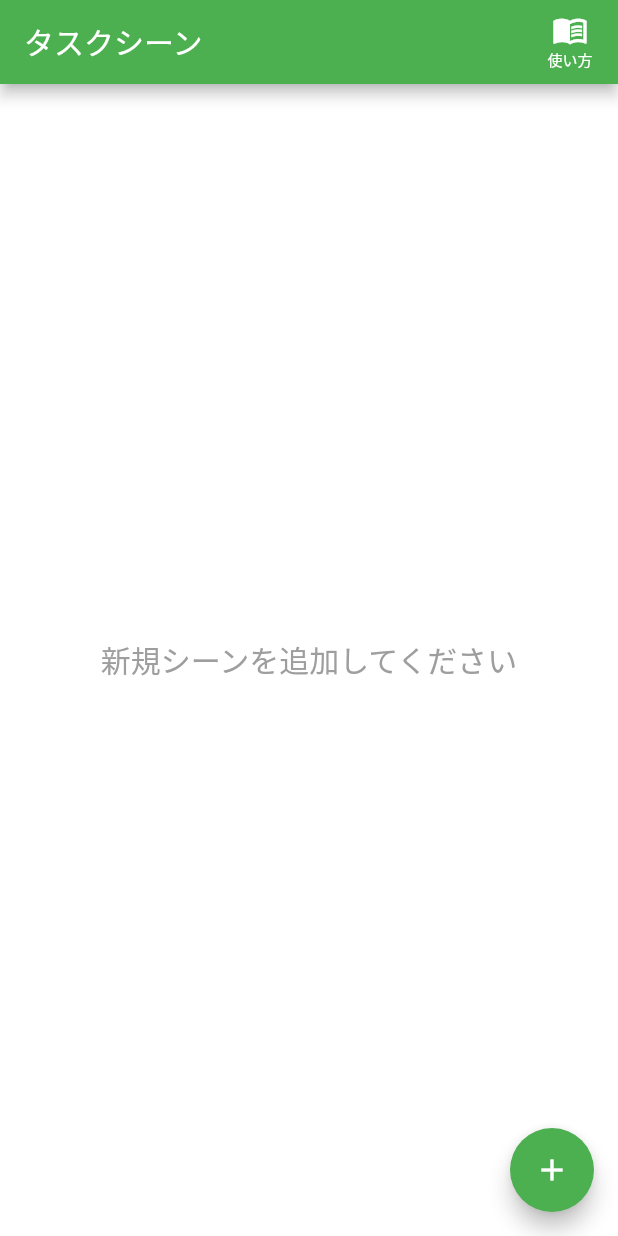
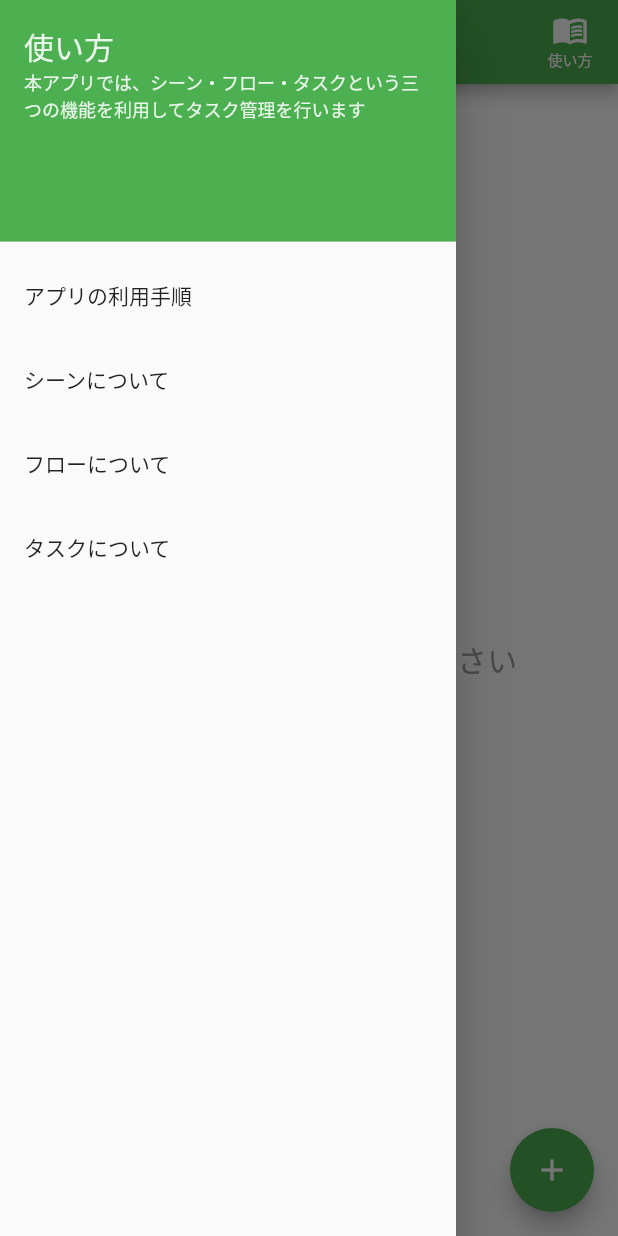
Before and after one commit to takemo101/tasking-flutter, a Flutter app: the screen it shows after launch, with the side drawer open (before the commit the screen has no drawer), on a phone screen of 412 x 824 dp. Run offline on Flutter 3.47's test engine with Material 2 defaults, Android fonts, the phone set to English and light mode, and no system bars; our stand-ins replace flutter_markdown, flutter_riverpod, sqflite, sqflite_common_ffi; accounts and stored records are empty.

Commit message:
add manual page

```diff
--- a/lib/main.dart
+++ b/lib/main.dart
@@ -26,7 +26,7 @@ class App extends ConsumerWidget {
       ),
       initialRoute: routeGenerator.homeRouteName,
       onGenerateRoute: routeGenerator.generate,
-      home: const SceneListPage(),
+      home: SceneListPage(),
     );
   }
 }
--- /dev/null
+++ b/lib/module/scene/presentation/page/manual/about_the_flow_page.dart
@@ -0,0 +1,38 @@
+import 'package:flutter/material.dart';
+import 'package:flutter_markdown/flutter_markdown.dart';
+
+class AboutTheFlowPage extends StatelessWidget {
+  const AboutTheFlowPage({
+    Key? key,
+  }) : super(key: key);
+
+  @override
+  Widget build(BuildContext context) {
+    return Scaffold(
+      appBar: AppBar(
+        automaticallyImplyLeading: true,
+        title: const Text('フローについて'),
+      ),
+      body: Container(
+        child: const Markdown(
+          data: '''
+## フローとは？
+フローとは、タスクに進捗状況のことです。
+
+フローに対してオペレーションを複数追加することができ、追加したオペレーションを進捗順に並び替えることで、シーンに応じたタスクのフローを編集することができます。
+
+並び順の最上位にあるオペレーションは、対象シーンのタスクを作成した時に、デフォルトで割り当てられるオペレーションとなります。
+
+## オペレーションネームについて
+オペレーションに設定するオペレーションネームには、同じ名前を使うことができません。
+
+## オペレーションの削除について
+既にタスクに割り当てられているオペレーションは削除することができません。
+また、並び順の最上位にあるオペレーションも削除することができません。
+          ''',
+        ),
+        color: Colors.white,
+      ),
+    );
+  }
+}
--- /dev/null
+++ b/lib/module/scene/presentation/page/manual/about_the_scene_page.dart
@@ -0,0 +1,35 @@
+import 'package:flutter/material.dart';
+import 'package:flutter_markdown/flutter_markdown.dart';
+
+class AboutTheScenePage extends StatelessWidget {
+  const AboutTheScenePage({
+    Key? key,
+  }) : super(key: key);
+
+  @override
+  Widget build(BuildContext context) {
+    return Scaffold(
+      appBar: AppBar(
+        automaticallyImplyLeading: true,
+        title: const Text('シーンについて'),
+      ),
+      body: Container(
+        child: const Markdown(
+          data: '''
+## シーンとは？
+シーンとは、タスクを管理する単位のことです。
+シーンを作成することで、シーンに対するタスクを追加と、タスクの進捗状況であるフローを編集できるようになります。
+
+## シーンネームについて
+シーンに設定するシーンネームには、同じ名前を使うことができません。
+
+## シーンの削除について
+シーンを削除すると、シーンに対するタスクとフローも全て削除されますので、注意して削除してください。
+
+          ''',
+        ),
+        color: Colors.white,
+      ),
+    );
+  }
+}
--- /dev/null
+++ b/lib/module/scene/presentation/page/manual/about_the_task_page.dart
@@ -0,0 +1,44 @@
+import 'package:flutter/material.dart';
+import 'package:flutter_markdown/flutter_markdown.dart';
+
+class AboutTheTaskPage extends StatelessWidget {
+  const AboutTheTaskPage({
+    Key? key,
+  }) : super(key: key);
+
+  @override
+  Widget build(BuildContext context) {
+    return Scaffold(
+      appBar: AppBar(
+        automaticallyImplyLeading: true,
+        title: const Text('タスクについて'),
+      ),
+      body: Container(
+        child: const Markdown(
+          data: '''
+## タスクはどう管理していく？
+タスクを追加したら、タスクの内容と共に割り当てられたオペレーションのタグが表示されているので、タグをタップすることで次のオペレーションに変更することができます。
+
+つまり、タスクのオペレーションを進捗状況に応じて変更することで管理していきます。
+
+## タスクの整頓について
+タスクは基本的に追加した順に表示されるようになっているのですが、タスクページの右上にある「整頓」ボタンをタップすることで、フローの並び順でタスクを整頓することができます。
+
+## タスクの破棄について
+完了したタスクは、対象タスクの右端にある「x」マークをタップすることで、破棄することができます。
+
+破棄したタスクは、破棄タスクリストとして表示されます。
+破棄したタスクを、通常のタスクに戻したい場合は、破棄タスクリストから対象のタスクの「矢印」マークをタップすることで、戻すことができます。
+
+## タスクの削除について
+タスクを削除するには、一度タスクを破棄して破棄タスクリストに入れる必要があります。
+
+そして、破棄タスクリストから対象のタスクの「ゴミ箱」マークをタップすることで、完全に削除することができます。
+
+          ''',
+        ),
+        color: Colors.white,
+      ),
+    );
+  }
+}
--- /dev/null
+++ b/lib/module/scene/presentation/page/manual/how_to_use_page.dart
@@ -0,0 +1,42 @@
+import 'package:flutter/material.dart';
+import 'package:flutter_markdown/flutter_markdown.dart';
+
+class HowToUsePage extends StatelessWidget {
+  const HowToUsePage({
+    Key? key,
+  }) : super(key: key);
+
+  @override
+  Widget build(BuildContext context) {
+    return Scaffold(
+      appBar: AppBar(
+        automaticallyImplyLeading: true,
+        title: const Text('アプリの利用手順'),
+      ),
+      body: Container(
+        child: const Markdown(
+          data: '''
+## Step1. シーンの作成
+まず、シーンページの右下端にある「＋」ボタンから新規シーンを作成します。
+タスクを管理する場面に応じたシーンを作成しましょう！
+
+## Step2. フローの編集
+シーンを作成したら、各シーンリストの右端のアイコンをタップしてフローページを開き、右下端にある「＋」ボタンから新規オペレーションを作成します。
+作成したオペレーションは、タスクの進捗順で並べ替えることができます。
+
+## Step3. タスクの作成
+フローを編集したら、シーンページに戻りタスク管理をしたい対象シーンのタイトルをタップしてタスクページを開きます。そして、右下端にある「＋」ボタンから新規タスクを作成します。
+
+## Step4. オペレーションの変更
+タスクを作成すると、タスクの内容と共にオペレーションタグが表示され、タグをタップすると次の進捗のオペレーションに変更することができます。
+
+完了したタスクは、各タスクの端にある「x」ボタンをタップすることで破棄することができます。
+
+**以上のステップでタスクを管理していきましょう！**
+          ''',
+        ),
+        color: Colors.white,
+      ),
+    );
+  }
+}
--- a/lib/module/scene/presentation/page/scene_list_page.dart
+++ b/lib/module/scene/presentation/page/scene_list_page.dart
@@ -2,6 +2,7 @@ import 'package:flutter/material.dart';
 import 'package:flutter_riverpod/flutter_riverpod.dart';
 import 'package:intl/intl.dart';
 import 'package:tasking/module/scene/presentation/widget/create_scene_button.dart';
+import 'package:tasking/module/scene/presentation/widget/manual_drawer.dart';
 import 'package:tasking/module/scene/presentation/widget/remove_scene_button.dart';
 import 'package:tasking/module/scene/presentation/widget/update_scene_button.dart';
 import 'package:tasking/module/scene/scene_provider.dart';
@@ -12,7 +13,9 @@ import 'package:tasking/module/shared/presentation/widget/list_icon_button.dart'
 import 'package:tasking/module/shared/presentation/widget/side_action_button.dart';
 
 class SceneListPage extends ConsumerWidget {
-  const SceneListPage({Key? key}) : super(key: key);
+  final GlobalKey<ScaffoldState> _key = GlobalKey<ScaffoldState>();
+
+  SceneListPage({Key? key}) : super(key: key);
 
   @override
   Widget build(BuildContext context, WidgetRef ref) {
@@ -20,14 +23,16 @@ class SceneListPage extends ConsumerWidget {
     final list = notifier.list;
 
     return Scaffold(
+      key: _key,
       appBar: AppBar(
-        title: const Text('タスクシーン'),
+        title: const Text('シーン'),
+        automaticallyImplyLeading: false,
         actions: [
           AppBarActionButton(
             icon: Icons.menu_book,
             text: '使い方',
             onPressed: () async {
-              //
+              _key.currentState!.openDrawer();
             },
           ),
         ],
@@ -104,6 +109,42 @@ class SceneListPage extends ConsumerWidget {
             : const EmptyContainer('新規シーンを追加してください'),
         color: const Color.fromRGBO(255, 255, 255, 1),
       ),
+      drawer: ManualDrawer(
+        children: [
+          ListTile(
+            title: const Text('アプリの利用手順'),
+            onTap: () {
+              Navigator.of(context).pushNamed(
+                AppRoute.manualHowToUsePage.route,
+              );
+            },
+          ),
+          ListTile(
+            title: const Text('シーンについて'),
+            onTap: () {
+              Navigator.of(context).pushNamed(
+                AppRoute.manualAboutTheScenePage.route,
+              );
+            },
+          ),
+          ListTile(
+            title: const Text('フローについて'),
+            onTap: () {
+              Navigator.of(context).pushNamed(
+                AppRoute.manualAboutTheFlowPage.route,
+              );
+            },
+          ),
+          ListTile(
+            title: const Text('タスクについて'),
+            onTap: () {
+              Navigator.of(context).pushNamed(
+                AppRoute.manualAboutTheTaskPage.route,
+              );
+            },
+          ),
+        ],
+      ),
       floatingActionButton: CreateSceneButton(notifier: notifier),
     );
   }
--- /dev/null
+++ b/lib/module/scene/presentation/widget/manual_drawer.dart
@@ -0,0 +1,45 @@
+import 'package:flutter/material.dart';
+
+class ManualDrawer extends StatelessWidget {
+  final List<Widget> children;
+
+  const ManualDrawer({
+    required this.children,
+    Key? key,
+  }) : super(key: key);
+
+  @override
+  Widget build(BuildContext context) {
+    return Drawer(
+      child: ListView(
+        children: [
+          DrawerHeader(
+            child: Column(
+              crossAxisAlignment: CrossAxisAlignment.start,
+              children: [
+                Text(
+                  '使い方',
+                  style: TextStyle(
+                    color: Theme.of(context).secondaryHeaderColor,
+                    fontSize: 20,
+                  ),
+                ),
+                Text(
+                  '本アプリでは、シーン・フロー・タスクという三つの機能を利用してタスク管理を行います',
+                  style: TextStyle(
+                    color: Theme.of(context).secondaryHeaderColor,
+                    fontSize: 12,
+                  ),
+                ),
+              ],
+            ),
+            decoration: BoxDecoration(
+              color: Theme.of(context).primaryColor,
+            ),
+          ),
+          ...children,
+        ],
+      ),
+    );
+  }
+}
--- a/lib/module/shared/presentation/route.dart
+++ b/lib/module/shared/presentation/route.dart
@@ -1,5 +1,9 @@
 import 'package:flutter/material.dart';
 import 'package:tasking/module/flow/presentation/page/flow_page.dart';
+import 'package:tasking/module/scene/presentation/page/manual/about_the_flow_page.dart';
+import 'package:tasking/module/scene/presentation/page/manual/about_the_scene_page.dart';
+import 'package:tasking/module/scene/presentation/page/manual/about_the_task_page.dart';
+import 'package:tasking/module/scene/presentation/page/manual/how_to_use_page.dart';
 import 'package:tasking/module/scene/presentation/page/scene_list_page.dart';
 import 'package:tasking/module/task/presentation/page/task_list_page.dart';
 
@@ -8,6 +12,10 @@ enum AppRoute {
   scenePage,
   flowPage,
   taskPage,
+  manualHowToUsePage,
+  manualAboutTheFlowPage,
+  manualAboutTheScenePage,
+  manualAboutTheTaskPage,
 }
 
 /// route string name extenstion
@@ -19,9 +27,13 @@ extension AppRouteString on AppRoute {
 class AppRouteGenerator {
   /// routes
   final Map<AppRoute, Widget Function(dynamic)> _routes = {
-    AppRoute.scenePage: (_) => const SceneListPage(),
+    AppRoute.scenePage: (_) => SceneListPage(),
     AppRoute.flowPage: (args) => FlowPage(scene: args),
     AppRoute.taskPage: (args) => TaskListPage(scene: args),
+    AppRoute.manualHowToUsePage: (_) => const HowToUsePage(),
+    AppRoute.manualAboutTheFlowPage: (_) => const AboutTheFlowPage(),
+    AppRoute.manualAboutTheScenePage: (_) => const AboutTheScenePage(),
+    AppRoute.manualAboutTheTaskPage: (_) => const AboutTheTaskPage(),
   };
 
   /// route name for initialRoute
--- a/pubspec.yaml
+++ b/pubspec.yaml
@@ -9,6 +9,7 @@ environment:
 dependencies:
   flutter:
     sdk: flutter
+  flutter_markdown: ^0.6.9
   flutter_riverpod: ^1.0.3
   intl: ^0.17.0
   path: ^1.8.0
```
Also changed, not shown: pubspec.lock.
